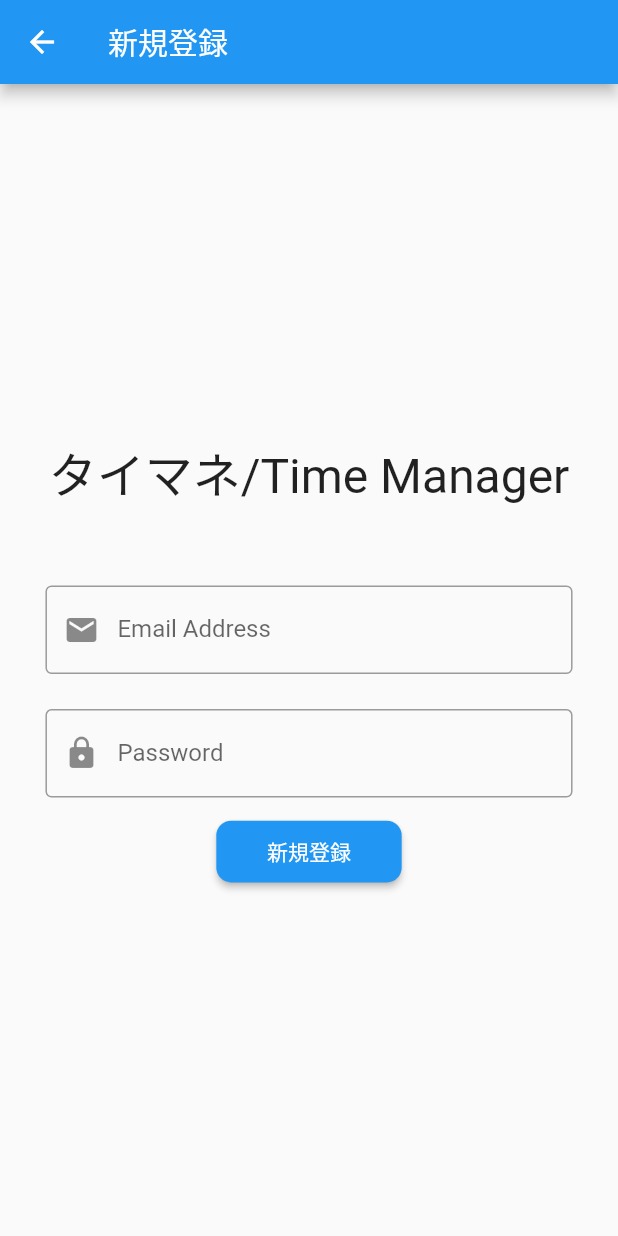
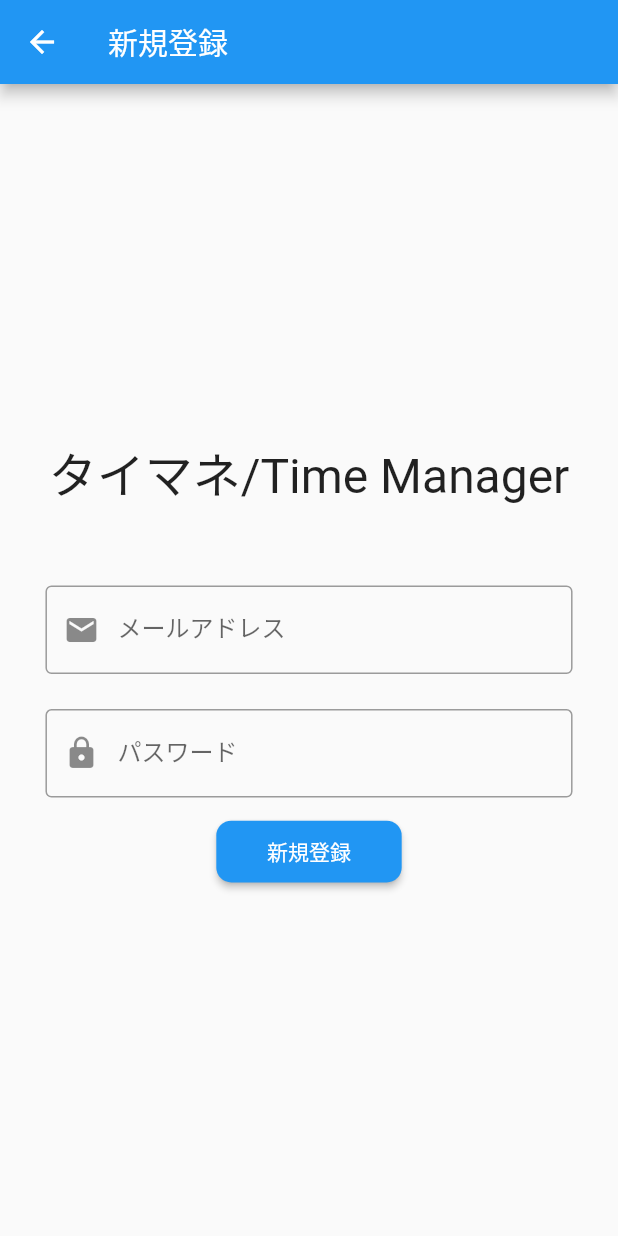
Before and after one commit to ko-he-i/taimane_timemanager, a Flutter app: the RegistrationPage screen opened directly, on a phone screen of 412 x 824 dp. Run offline on Flutter 3.47's test engine with Material 2 defaults, Android fonts, the phone set to English and light mode, and no system bars; our stand-ins replace cloud_firestore, firebase_auth, firebase_core, settings_ui; accounts and stored records are empty.

Commit message:
テキスト変更

```diff
--- a/lib/registration_page.dart
+++ b/lib/registration_page.dart
@@ -117,7 +117,7 @@ class _RegistrationPageState extends State<RegistrationPage> {
                     const EdgeInsets.symmetric(vertical: 8, horizontal: 20),
                 child: TextField(
                   decoration: const InputDecoration(
-                    labelText: 'Email Address',
+                    labelText: 'メールアドレス',
                     border: OutlineInputBorder(),
                     prefixIcon: Icon(Icons.email),
                   ),
@@ -137,7 +137,7 @@ class _RegistrationPageState extends State<RegistrationPage> {
                     const EdgeInsets.symmetric(vertical: 8, horizontal: 20),
                 child: TextField(
                   decoration: const InputDecoration(
-                    labelText: 'Password',
+                    labelText: 'パスワード',
                     border: OutlineInputBorder(),
                     prefixIcon: Icon(Icons.lock),
                   ),
```
